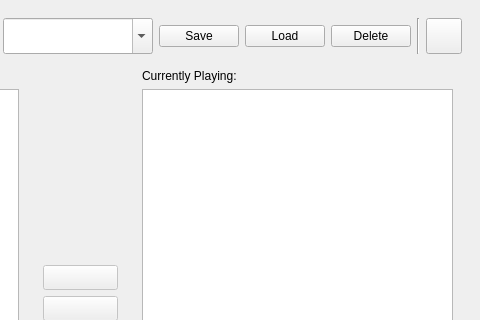
Above: forms/wnlmainwindow.ui from ryangwsimmons/whitenoiselinux before the change; both pictures show x 320 to 800 and y 0 to 320 of the 800 by 600 pixel window. Below: the same form after it.
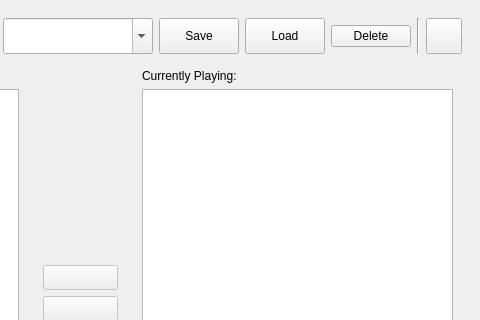
That is the form after the change. Icons and pictures are not drawn.

Commit message: Added minimum size to playlist buttons and modified attributions dialog size so that application look is uniform across different distros

Diff of the .ui file:
```diff
--- a/forms/wnlmainwindow.ui
+++ b/forms/wnlmainwindow.ui
@@ -80,6 +80,12 @@
          <property name="enabled">
           <bool>true</bool>
          </property>
+         <property name="minimumSize">
+          <size>
+           <width>0</width>
+           <height>36</height>
+          </size>
+         </property>
          <property name="baseSize">
           <size>
            <width>0</width>
@@ -99,6 +105,12 @@
          <property name="enabled">
           <bool>true</bool>
          </property>
+         <property name="minimumSize">
+          <size>
+           <width>0</width>
+           <height>36</height>
+          </size>
+         </property>
          <property name="baseSize">
           <size>
            <width>0</width>
```
The commit also changes 1 other file.
